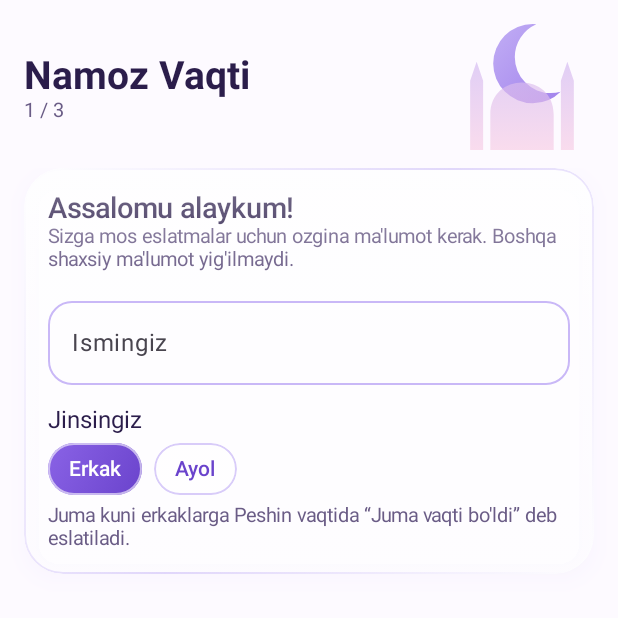
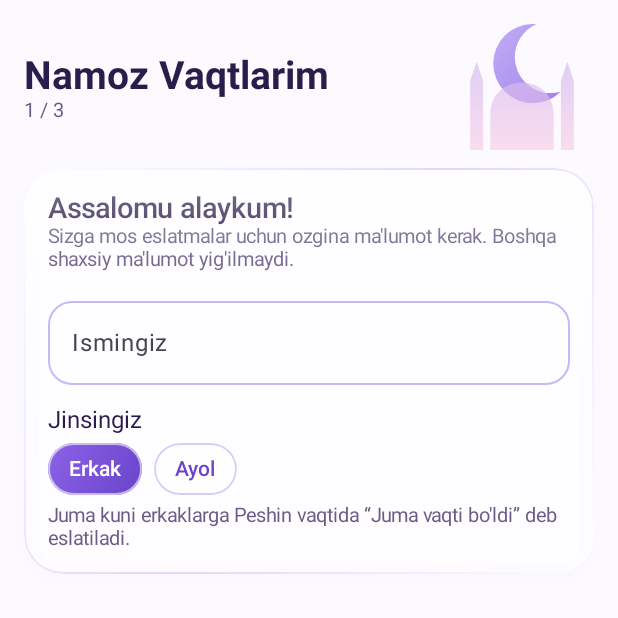
Before and after one commit to shokrirov1013/Nomoz-Vaqtlarim, an Android app built with Jetpack Compose: the composable OnboardingScreen shown on its own in the app's theme, on a phone screen of 412 x 824 dp, the top half of it. Run offline under Robolectric (Android 15) with nearby library versions, the phone set to English and light mode, and no system bars.

Commit message:
Ilova nomi: "Namoz Vaqtlarim"
Co-Authored-By: Claude Sonnet 5.5 <noreply@anthropic.com>
Claude-Session: https://claude.ai/code/session_01LtRfBfnY4S2BBFsktVH2ne

```diff
--- a/app/build.gradle.kts
+++ b/app/build.gradle.kts
@@ -8,7 +8,7 @@ plugins {
 }
 
 // GitHub repository (yangilanishlarni tekshirish uchun): -PgithubRepo=owner/repo yoki gradle.properties
-val githubRepo: String = (project.findProperty("githubRepo") as String?) ?: "REPLACE_OWNER/namoz-vaqti-pro"
+val githubRepo: String = (project.findProperty("githubRepo") as String?) ?: "REPLACE_OWNER/namoz-vaqtlarim"
 val appVersionName: String = (project.findProperty("appVersionName") as String?) ?: "1.0.0"
 val appVersionCode: Int = ((project.findProperty("appVersionCode") as String?) ?: "1").toInt()
 
--- a/app/src/main/java/uz/namozvaqti/pro/data/Http.kt
+++ b/app/src/main/java/uz/namozvaqti/pro/data/Http.kt
@@ -5,7 +5,7 @@ import java.net.HttpURLConnection
 import java.net.URL
 
 object Http {
-    private const val UA = "NamozVaqtiPro/1 (Android)"
+    private const val UA = "NamozVaqtlarim/1 (Android)"
 
     fun get(url: String, timeoutMs: Int = 15_000, accept: String = "application/json"): String {
         val c = open(url, timeoutMs, accept)
--- a/app/src/main/java/uz/namozvaqti/pro/ui/OnboardingScreen.kt
+++ b/app/src/main/java/uz/namozvaqti/pro/ui/OnboardingScreen.kt
@@ -69,7 +69,7 @@ fun OnboardingScreen(vm: AppViewModel) {
     ) {
         Row(verticalAlignment = Alignment.CenterVertically) {
             Column(Modifier.weight(1f)) {
-                Text("Namoz Vaqti", style = Type.H1)
+                Text("Namoz Vaqtlarim", style = Type.H1)
                 Text("${step + 1} / 3", style = Type.Caption)
             }
             CrescentMosqueArt(Modifier.size(width = 96.dp, height = 84.dp))
--- a/app/src/main/java/uz/namozvaqti/pro/update/Update.kt
+++ b/app/src/main/java/uz/namozvaqti/pro/update/Update.kt
@@ -184,7 +184,7 @@ class UpdateWorker(private val ctx: Context, params: WorkerParameters) : Corouti
             val text = if (ready) "Versiya ${r.version} yuklab olindi. O'rnatish uchun bosing." else "Versiya ${r.version} mavjud. Yuklab olish uchun bosing."
             val n = NotificationCompat.Builder(ctx, Notifications.CH_UPDATE)
                 .setSmallIcon(R.drawable.ic_stat_namoz)
-                .setContentTitle("Namoz Vaqti — yangilanish")
+                .setContentTitle("Namoz Vaqtlarim — yangilanish")
                 .setContentText(text)
                 .setAutoCancel(true)
                 .setContentIntent(Notifications.openAppIntent(ctx, 77))
--- a/app/src/main/res/values/strings.xml
+++ b/app/src/main/res/values/strings.xml
@@ -1,4 +1,4 @@
 <?xml version="1.0" encoding="utf-8"?>
 <resources>
-    <string name="app_name">Namoz Vaqti</string>
+    <string name="app_name">Namoz Vaqtlarim</string>
 </resources>
--- a/settings.gradle.kts
+++ b/settings.gradle.kts
@@ -12,5 +12,5 @@ dependencyResolutionManagement {
         mavenCentral()
     }
 }
-rootProject.name = "NamozVaqtiPro"
+rootProject.name = "NamozVaqtlarim"
 include(":app", ":core")
```
Also changed, not shown: 3 other files.
